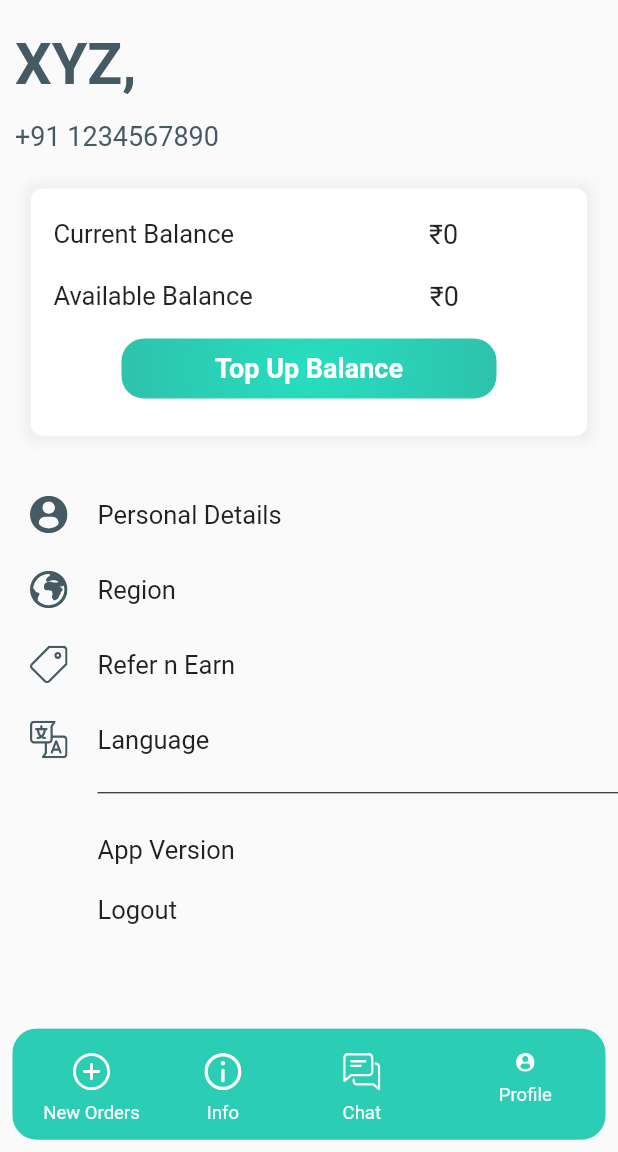
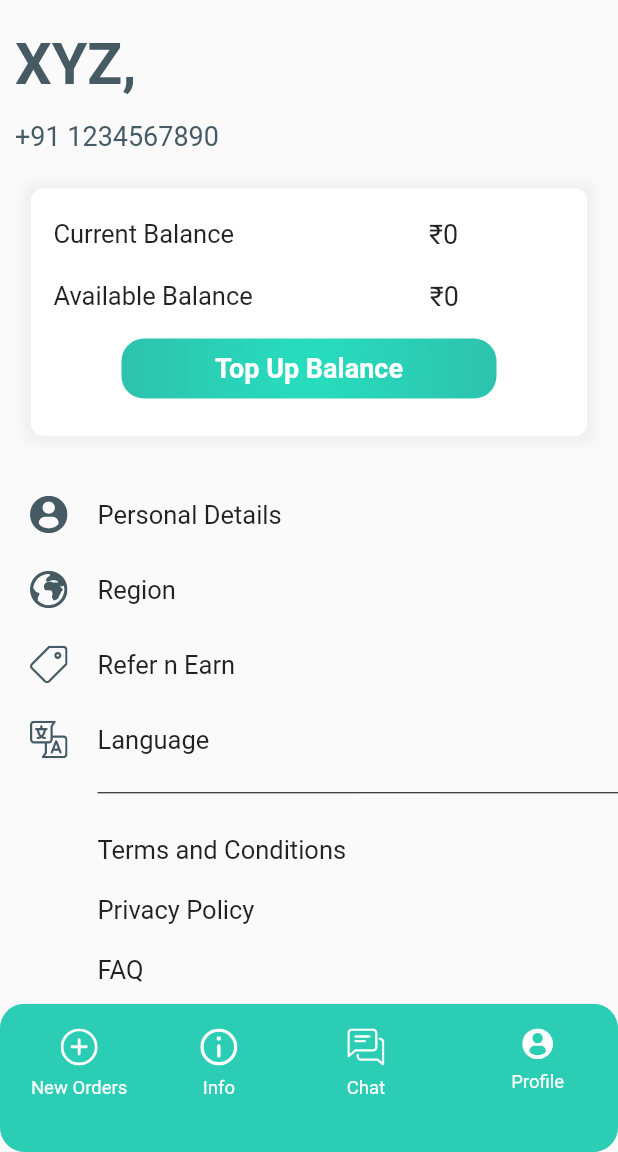
Before and after one commit to Kat001/Postmaster, a Flutter app: the Dashboard screen opened directly, item 4 of the bottom bar chosen, on a phone screen of 412 x 824 dp, the part 84-1236 px from its top. Run offline on Flutter 3.47's test engine with Material 2 defaults, Android fonts, the phone set to English and light mode, and no system bars; our stand-ins replace email_validator, flutter_svg, shared_preferences, sizer; accounts and stored records are empty.

Commit message:
added privacy policy

```diff
--- a/lib/Screens/BottomAppbar.dart
+++ b/lib/Screens/BottomAppbar.dart
@@ -30,7 +30,9 @@ class _DashboardState extends State<Dashboard> {
 
   @override
   Widget build(BuildContext context) {
+    final _screenSize = MediaQuery.of(context).size;
     return Scaffold(
+      resizeToAvoidBottomPadding: false,
       appBar: AppBar(
         backgroundColor: Colors.white,
         elevation: 0,
@@ -65,11 +67,12 @@ class _DashboardState extends State<Dashboard> {
         ],
       ),
       bottomNavigationBar: Container(
-        margin: EdgeInsets.only(
-          bottom: displayHeight(context) * 0.01,
+        height: _screenSize.height * 0.12,
+        /*margin: EdgeInsets.only(
+          bottom: displayHeight(context) * 0.0,
           left: displayWidth(context) * 0.02,
           right: displayWidth(context) * 0.02,
-        ),
+        ),*/
         child: SizedBox(
           height: displayHeight(context) * 0.09,
           child: ClipRRect(
@@ -91,9 +94,8 @@ class _DashboardState extends State<Dashboard> {
                     },
                     child: Container(
                       margin: EdgeInsets.only(
-                        top: displayHeight(context) * 0.02,
+                        top: displaySize(context).height * 0.02,
                         left: displayWidth(context) * 0.05,
-                        right: displayHeight(context) * 0.00,
                       ),
                       child: Column(
                         children: [
@@ -222,7 +224,7 @@ class _DashboardState extends State<Dashboard> {
                         children: [
                           Container(
                             width: displayHeight(context) * 0.08,
-                            height: displayWidth(context) * 0.03,
+                            height: displayWidth(context) * 0.05,
                             margin: EdgeInsets.only(
                               bottom: displayHeight(context) * 0.005,
                             ),
--- a/lib/Screens/Homepage.dart
+++ b/lib/Screens/Homepage.dart
@@ -126,7 +126,7 @@ class _HomepageState extends State<Homepage> {
           //Till here done with media query
           Container(
             margin: new EdgeInsets.only(
-                bottom: displayHeight(context) * 0.05,
+                bottom: displayHeight(context) * 0.02,
                 top: displayHeight(context) * 0.01),
             child: Text(
               "- Or Sign in with -",
@@ -141,7 +141,9 @@ class _HomepageState extends State<Homepage> {
           Row(
             children: [
               Container(
-                margin: EdgeInsets.only(left: displayWidth(context) * 0.33),
+                margin: EdgeInsets.only(
+                  left: displayWidth(context) * 0.33,
+                ),
                 child: FloatingActionButton(
                   heroTag: 'btn3',
                   onPressed: () {},
--- a/lib/Screens/Profile.dart
+++ b/lib/Screens/Profile.dart
@@ -2,6 +2,9 @@ import 'package:flutter/material.dart';
 import 'package:flutter_svg/flutter_svg.dart';
 import 'package:postmaster/Components/customicons.dart';
 import 'package:postmaster/Screens/Refer.dart';
+import 'package:postmaster/Screens/privacy.dart';
+import 'package:postmaster/Screens/faq.dart';
+import 'package:postmaster/Screens/terms.dart';
 import 'package:sizer/sizer.dart';
 import 'package:postmaster/Components/animate.dart';
 
@@ -240,6 +243,51 @@ class _ProfileState extends State<Profile> {
               child: Divider(
                 color: Colors.black,
               )),
+          InkWell(
+            onTap: () {
+              Navigator.push(context, SlideLeftRoute(page: Terms()));
+            },
+            child: Container(
+              margin: EdgeInsets.only(top: 20, left: 65),
+              child: Text(
+                "Terms and Conditions",
+                style: TextStyle(
+                  fontFamily: 'Roboto',
+                  fontSize: 17,
+                ),
+              ),
+            ),
+          ),
+          InkWell(
+            onTap: () {
+              Navigator.push(context, SlideLeftRoute(page: Privacy()));
+            },
+            child: Container(
+              margin: EdgeInsets.only(top: 20, left: 65),
+              child: Text(
+                "Privacy Policy",
+                style: TextStyle(
+                  fontFamily: 'Roboto',
+                  fontSize: 17,
+                ),
+              ),
+            ),
+          ),
+          InkWell(
+            onTap: () {
+              Navigator.push(context, SlideLeftRoute(page: faqs()));
+            },
+            child: Container(
+              margin: EdgeInsets.only(top: 20, left: 65),
+              child: Text(
+                "FAQ",
+                style: TextStyle(
+                  fontFamily: 'Roboto',
+                  fontSize: 17,
+                ),
+              ),
+            ),
+          ),
           Container(
             margin: EdgeInsets.only(top: 20, left: 65),
             child: Text(
--- a/lib/main.dart
+++ b/lib/main.dart
@@ -1,5 +1,8 @@
 import 'package:flutter/material.dart';
 import 'package:postmaster/Screens/BottomAppbar.dart';
+import 'package:postmaster/Screens/faq.dart';
+import 'package:postmaster/Screens/privacy.dart';
+import 'package:postmaster/Screens/terms.dart';
 import 'Screens/Homepage.dart';
 import 'Screens/Login.dart';
 import 'package:sizer/sizer.dart';
@@ -53,11 +56,11 @@ class _MyappState extends State<Myapp> {
             //initialize SizerUtil()
             SizerUtil().init(constraints, orientation); //initialize SizerUtil
             return MaterialApp(
-              debugShowCheckedModeBanner: false,
-              title: "Postman",
-              theme: ThemeData(primaryColor: Color(0xFF27DEBF)),
-              home: isLoggedIn ? Dashboard() : Homepage(),
-            );
+                debugShowCheckedModeBanner: false,
+                title: "Postman",
+                theme: ThemeData(primaryColor: Color(0xFF27DEBF)),
+                home: Terms() //isLoggedIn ? Dashboard() : Homepage(),
+                );
           },
         );
       },
```
Also changed, not shown: lib/Screens/faq.dart (added, +159 -0 lines), lib/Screens/privacy.dart (added, +50 -0 lines), lib/Screens/terms.dart (added, +42 -0 lines).
